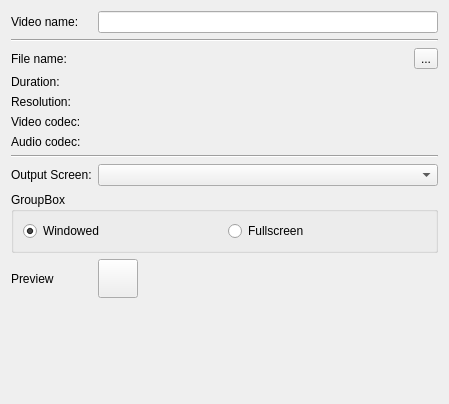
This is ui/src/videoeditor.ui in mcallegari/qlcplus as Qt 5 draws it before an edit. The edited form follows.
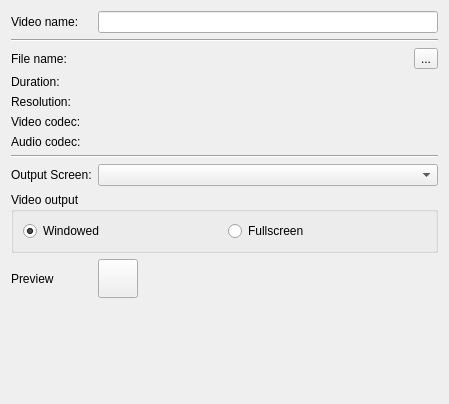
This is the edited form. Icons and pictures are not drawn.

The edit to the form file:
```diff
--- a/ui/src/videoeditor.ui
+++ b/ui/src/videoeditor.ui
@@ -216,7 +216,7 @@
      <item row="9" column="0" colspan="4">
       <widget class="QGroupBox" name="groupBox">
        <property name="title">
-        <string>GroupBox</string>
+        <string>Video output</string>
        </property>
        <layout class="QHBoxLayout" name="horizontalLayout">
         <item>
```
